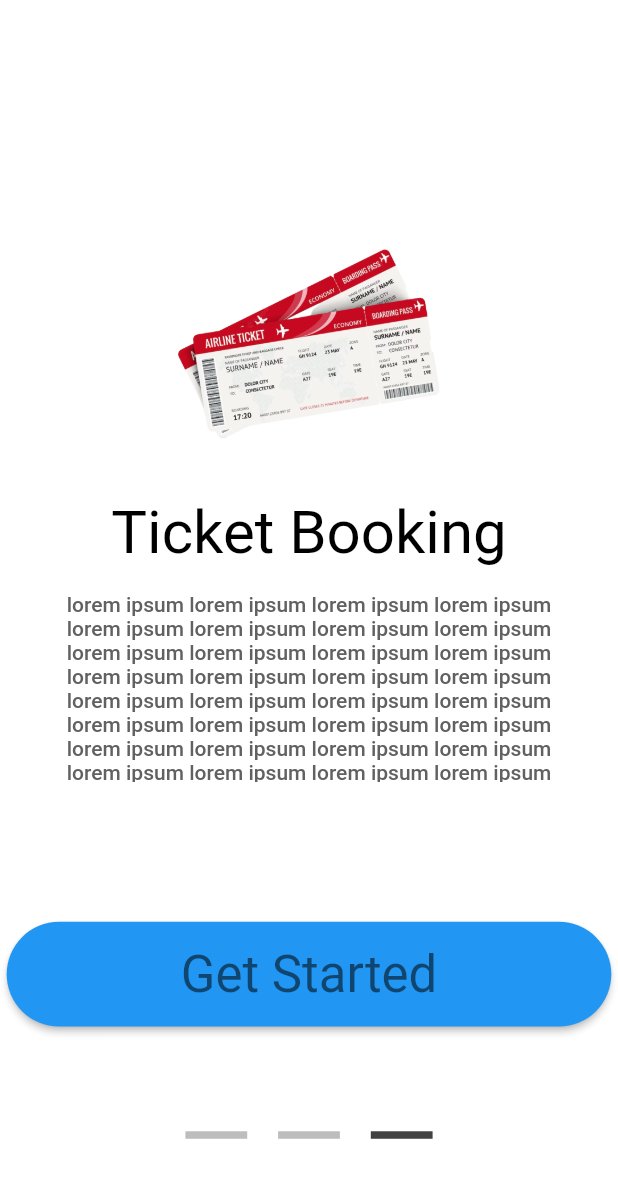
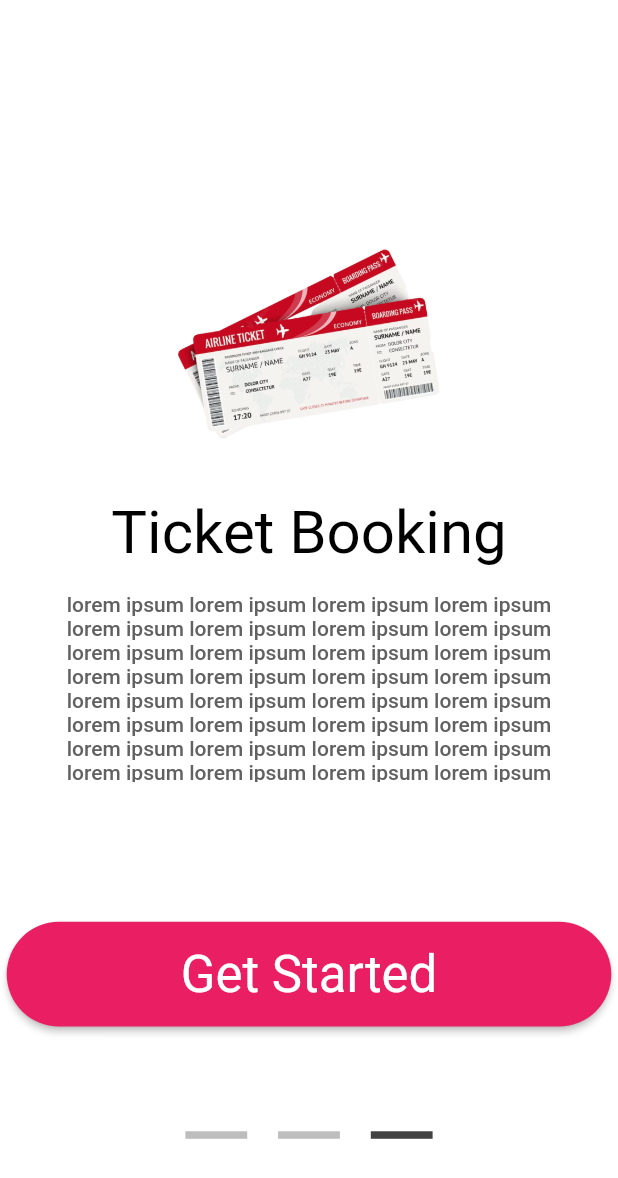
Before and after one commit to ahmetakay24/uplabs_ui_challenge_1_flutter, a Flutter app: the screen it shows after launch, swiped to page 3, on a phone screen of 412 x 824 dp. Shown: the top 1178 px of the screen. Run offline on Flutter 3.47's test engine with Material 2 defaults, Android fonts, the phone set to English and light mode, and no system bars.

Commit message:
button color changed

```diff
--- a/lib/core/core_methods.dart
+++ b/lib/core/core_methods.dart
@@ -40,12 +40,12 @@ class GetStartedButton extends StatelessWidget {
   Widget build(BuildContext context) {
     return ElevatedButton(
       onPressed: () {},
-      style: ElevatedButton.styleFrom(shape: const StadiumBorder()),
+      style: ElevatedButton.styleFrom(shape: const StadiumBorder(),backgroundColor: Colors.pink),
       child: Padding(
         padding: const EdgeInsets.only(left: 100, right: 100),
         child: Text(
           _getStartedButtonName,
-          style: Theme.of(context).textTheme.headlineMedium,
+          style: Theme.of(context).textTheme.headlineMedium?.copyWith(color: Colors.white),
         ),
       ),
     );
```
